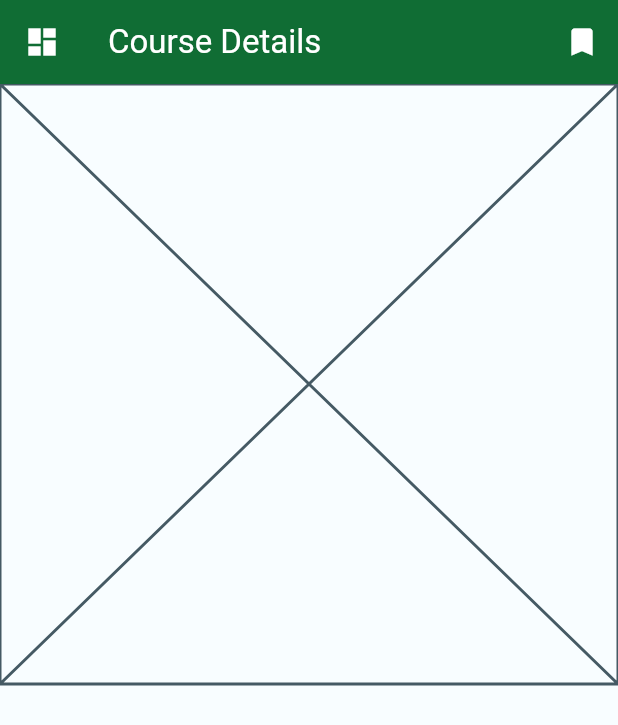
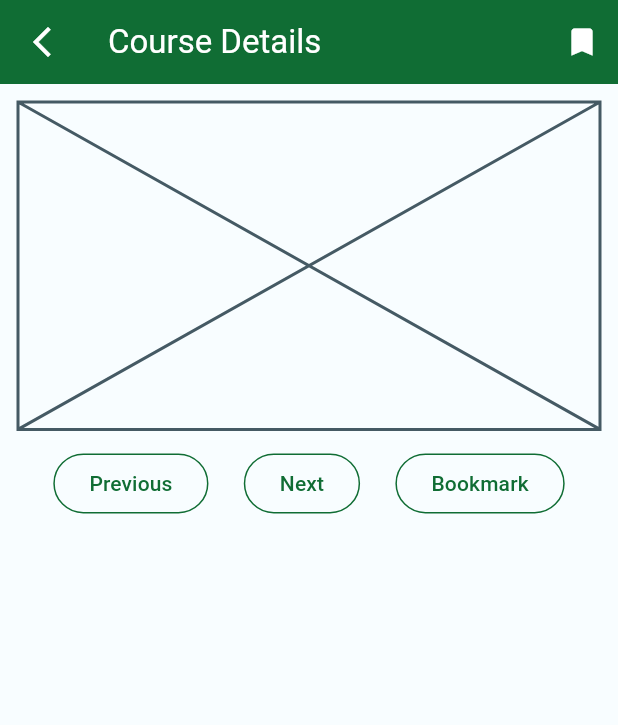
Before and after one commit to EHTarek/edtech_app, a Flutter app: the DashboardCoursePlayerScreen screen opened directly, on a phone screen of 412 x 824 dp. Shown: the top 725 px of the screen. Run offline on Flutter 3.47's test engine with Material 3 defaults, Android fonts, the phone set to English and light mode, and no system bars; our stand-ins replace dartz, equatable, firebase_auth, firebase_core, flutter_bloc, flutter_secure_storage and 6 more; accounts and stored records are empty; Roboto replaces fonts that are missing (Poppins).

Commit message:
[EdTech App]
- added dashboard course details screen

```diff
--- a/lib/constants/navigation/route_generator.dart
+++ b/lib/constants/navigation/route_generator.dart
@@ -1,6 +1,7 @@
 import 'package:edtech_app/constants/navigation/routes.dart';
 import 'package:edtech_app/features/auth/presentation/screens/auth_login_screen.dart';
 import 'package:edtech_app/features/auth/presentation/screens/auth_signup_screen.dart';
+import 'package:edtech_app/features/dashboard/presentation/screens/dashboard_course_player_screen/dashboared_course_player_screen.dart';
 import 'package:edtech_app/features/dashboard/presentation/screens/dashboard_screen.dart';
 import 'package:edtech_app/injection_container.dart';
 import 'package:edtech_app/log.dart';
@@ -24,7 +25,10 @@ class RouteGenerator {
       case Routes.kAuthSignupScreen:
         return MaterialPageRoute(builder: (_) => const AuthSignupScreen());
       case Routes.kDashboardScreen:
-        return MaterialPageRoute(builder: (_) => DashboardScreen());
+        return MaterialPageRoute(builder: (_) => const DashboardScreen());
+      case Routes.kDashboardCoursePlayerScreen:
+        return MaterialPageRoute(
+            builder: (_) => const DashboardCoursePlayerScreen());
 
       //Error pages
       default:
--- a/lib/constants/navigation/routes.dart
+++ b/lib/constants/navigation/routes.dart
@@ -3,4 +3,5 @@ class Routes {
   static const String kRoot = '/';
   static const String kAuthSignupScreen = '/authSignupScreen';
   static const String kDashboardScreen = '/dashboardScreen';
+  static const String kDashboardCoursePlayerScreen = '/dashboardCoursePlayerScreen';
 }
--- a/lib/features/dashboard/domain/repositories/dashboard_repository.dart
+++ b/lib/features/dashboard/domain/repositories/dashboard_repository.dart
@@ -1,8 +1,12 @@
 import 'package:dartz/dartz.dart';
 import 'package:edtech_app/core/error/failure.dart';
+import 'package:edtech_app/features/dashboard/domain/entities/dashboard_course_details_entity.dart';
 import 'package:edtech_app/features/dashboard/domain/entities/dashboard_enrolled_courses_entity.dart';
 
 abstract class DashboardRepository {
   Future<Either<Failure, List<DashboardEnrolledCoursesEntity>>>
       getDashboardEnrolledCourses();
+
+  Future<Either<Failure, List<DashboardCourseDetailsEntity>>>
+      getDashboardCourseDetails();
 }
--- a/lib/features/dashboard/presentation/screens/dashboard_course_player_screen/dashboared_course_player_screen.dart
+++ b/lib/features/dashboard/presentation/screens/dashboard_course_player_screen/dashboared_course_player_screen.dart
@@ -7,23 +7,18 @@ class DashboardCoursePlayerScreen extends StatefulWidget {
   const DashboardCoursePlayerScreen({super.key});
 
   @override
-  State<DashboardCoursePlayerScreen> createState() => _DashboardCoursePlayerScreenState();
+  State<DashboardCoursePlayerScreen> createState() =>
+      _DashboardCoursePlayerScreenState();
 }
 
-class _DashboardCoursePlayerScreenState extends State<DashboardCoursePlayerScreen> {
+class _DashboardCoursePlayerScreenState
+    extends State<DashboardCoursePlayerScreen> {
   @override
   Widget build(BuildContext context) {
     return Scaffold(
       appBar: AppBar(
         title: const DashboardTitleView(title: 'Course Details'),
-        leading: IconButton(
-          onPressed: () {},
-          icon: const Icon(
-            Icons.dashboard,
-            size: 24,
-            color: Colors.white,
-          ),
-        ),
+        leading: const DashboardLeadingView(),
         toolbarHeight: 56,
         backgroundColor: Theme.of(context).colorScheme.primary,
         systemOverlayStyle: SystemUiOverlayStyle.light,
@@ -39,12 +34,50 @@ class _DashboardCoursePlayerScreenState extends State<DashboardCoursePlayerScree
           ),
         ],
       ),
-      body: CustomScrollView(
-        slivers: [
-          SliverToBoxAdapter(
-            child: VideoPlayerView(),
-          ),
-        ],
+      body: Padding(
+        padding: const EdgeInsets.symmetric(horizontal: 12),
+        child: CustomScrollView(
+          slivers: [
+            const SliverToBoxAdapter(child: SizedBox(height: 12)),
+            const SliverToBoxAdapter(
+              child: VideoPlayerView(),
+            ),
+            const SliverToBoxAdapter(child: SizedBox(height: 12)),
+            SliverToBoxAdapter(
+              child: Row(
+                mainAxisAlignment: MainAxisAlignment.spaceEvenly,
+                children: [
+                  OutlinedButton(
+                    onPressed: () {},
+                    style: OutlinedButton.styleFrom(
+                      side: BorderSide(
+                          color: Theme.of(context).colorScheme.primary),
+                    ),
+                    child: const Text('Previous'),
+                  ),
+                  OutlinedButton(
+                    onPressed: () {},
+                    style: OutlinedButton.styleFrom(
+                      side: BorderSide(
+                          color: Theme.of(context).colorScheme.primary),
+                    ),
+                    child: const Text('Next'),
+                  ),
+                  OutlinedButton(
+                    onPressed: () {},
+                    style: OutlinedButton.styleFrom(
+                      side: BorderSide(
+                          color: Theme.of(context).colorScheme.primary),
+                    ),
+                    child: const Text('Bookmark'),
+                  ),
+                ],
+              ),
+            ),
+            const SliverToBoxAdapter(child: SizedBox(height: 12)),
+
+          ],
+        ),
       ),
     );
   }
@@ -60,6 +93,6 @@ class VideoPlayerView extends StatefulWidget {
 class _VideoPlayerViewState extends State<VideoPlayerView> {
   @override
   Widget build(BuildContext context) {
-    return const Placeholder();
+    return const AspectRatio(aspectRatio: 16 / 9, child: Placeholder());
   }
 }
```
Also changed, not shown: lib/features/dashboard/data/repositories/dashboard_repository_impl.dart (+7 -0 lines), lib/features/dashboard/domain/use_cases/get_dashboard_course_details.dart (added, +20 -0 lines), lib/features/dashboard/presentation/screens/dashboard_home_screen/dashboard_home_screen.dart (+29 -52 lines).
